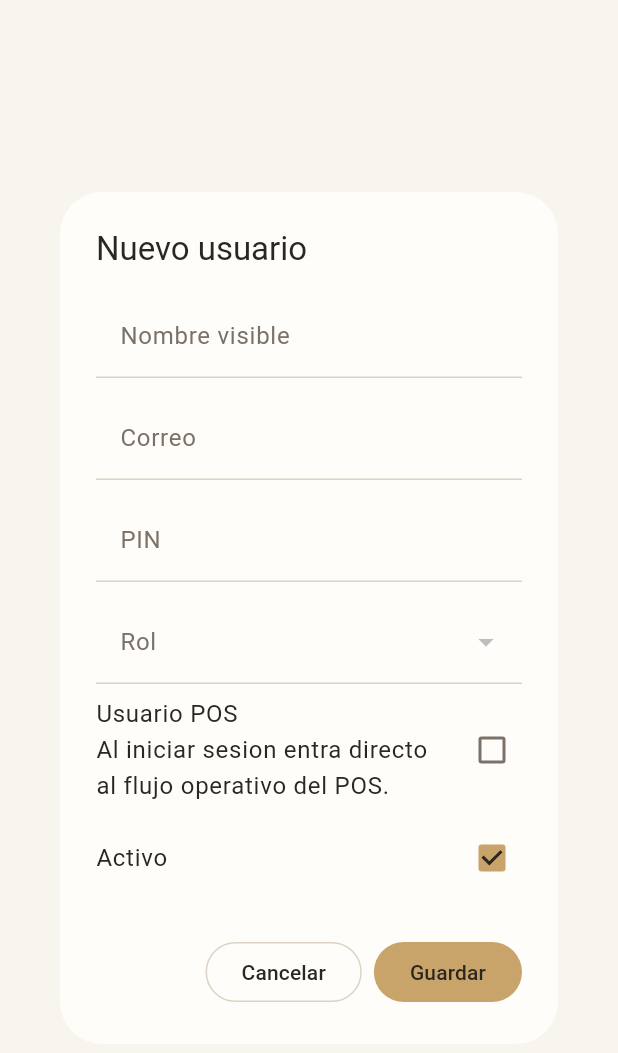
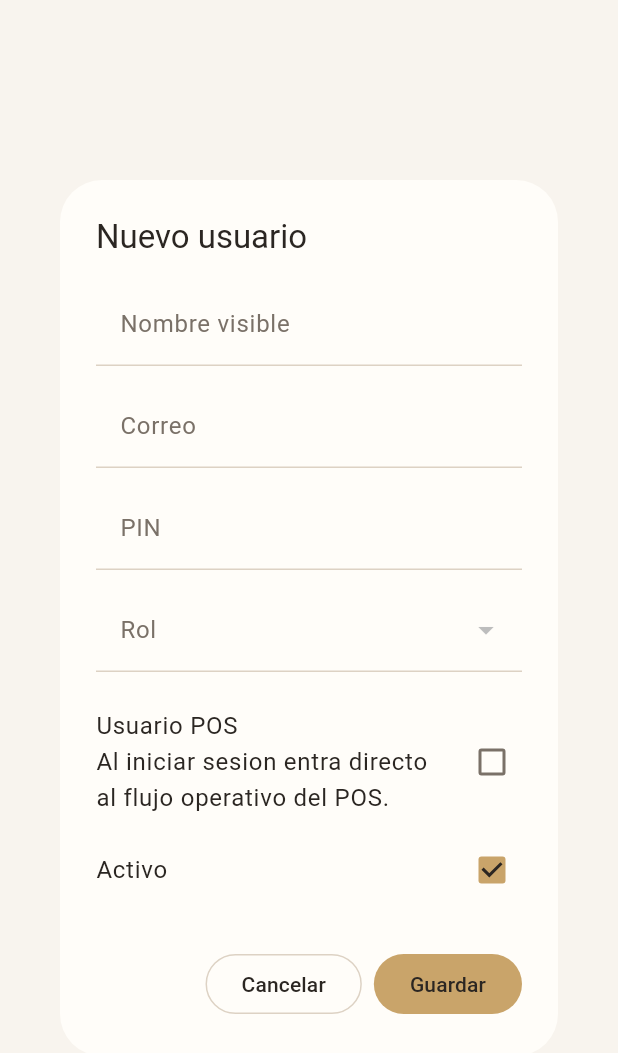
Before and after one commit to reySanchezDev/SmootControl, a Flutter app: the CreateUserDialog widget shown alone on an empty page, opened directly with empty values, on a phone screen of 412 x 824 dp. Shown: the top 1053 px of the screen. Run offline on Flutter 3.47's test engine with Material 3 defaults, Android fonts, the phone set to English and light mode, and no system bars; our stand-ins replace connectivity_plus, device_info_plus, drift, equatable, flutter_bloc, get_it and 3 more; accounts and stored records are empty; generated files the repository leaves out were written again.

Commit message:
fix(ux): standard responsive user dialog spacing and scroll

```diff
--- a/lib/features/users/presentation/widgets/create_user_dialog.dart
+++ b/lib/features/users/presentation/widgets/create_user_dialog.dart
@@ -2,6 +2,7 @@
 import 'package:smoo_control/core/design_system/app_button.dart';
 import 'package:smoo_control/core/design_system/app_input.dart';
 import 'package:smoo_control/core/design_system/app_text.dart';
+import 'package:smoo_control/core/design_system/backoffice_form_standards.dart';
 import 'package:smoo_control/features/roles/domain/entities/access_role.dart';
 import 'package:smoo_control/features/roles/domain/services/default_access_roles.dart';
 import 'package:smoo_control/features/users/domain/entities/app_user_profile.dart';
@@ -90,8 +91,9 @@
         variant: AppTextVariant.titleMedium,
       ),
       content: SizedBox(
-        width: 380,
-        child: Column(
+        width: BackofficeFormStandards.dialogWidth,
+        child: SingleChildScrollView(
+          child: Column(
           mainAxisSize: MainAxisSize.min,
           children: [
             AppInput(label: l10n.displayNameField, controller: _nameController),
@@ -122,6 +124,7 @@
                 }
               }),
             ),
+            const SizedBox(height: BackofficeFormStandards.sectionGap),
             CheckboxListTile(
               contentPadding: EdgeInsets.zero,
               title: AppText(l10n.posUserField),
@@ -137,8 +140,12 @@
               value: _isActive,
               onChanged: (value) => setState(() => _isActive = value ?? true),
             ),
-            if (_error != null) AppText(_error!, maxLines: 2),
+            if (_error != null) ...[
+              const SizedBox(height: BackofficeFormStandards.fieldGap),
+              AppText(_error!, maxLines: 2),
+            ],
           ],
+          ),
         ),
       ),
       actions: [
```
